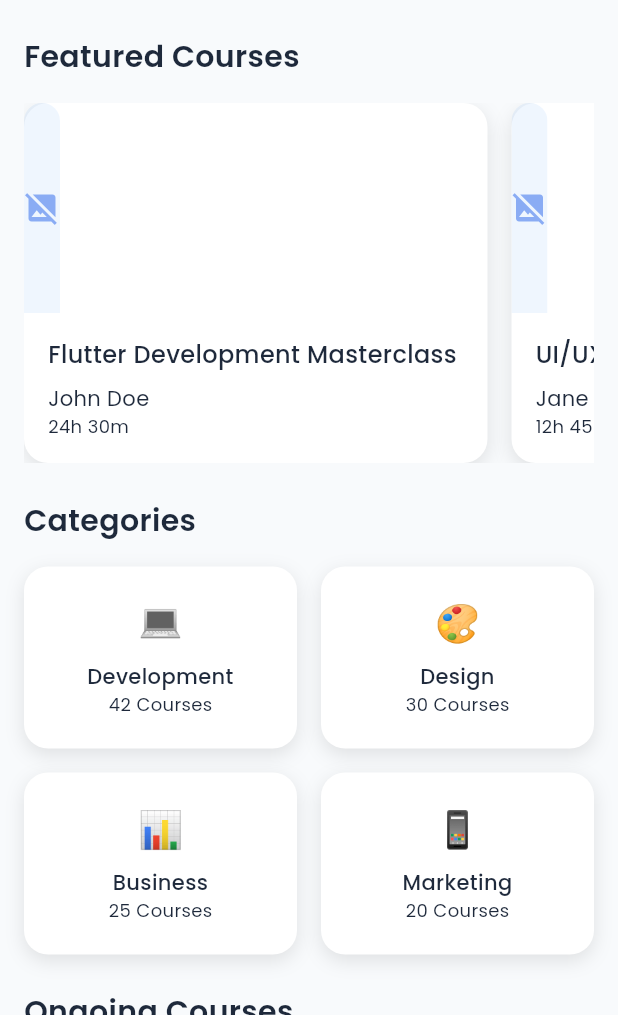
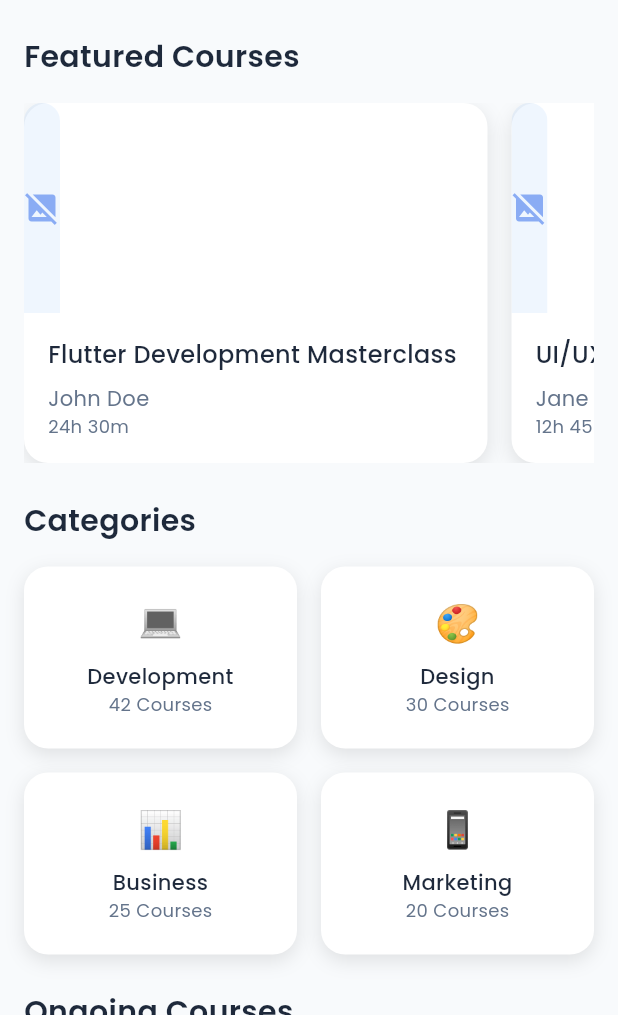
Before and after one commit to Edil-Ayehu/e_learning, a Flutter app: the screen it shows after launch, on a phone screen of 412 x 824 dp, the part 221-1236 px from its top. Run offline on Flutter 3.47's test engine with Material 3 defaults, Android fonts, the phone set to English and light mode, and no system bars; our stand-ins replace get, get_storage, google_fonts; network calls fail.

Commit message:
theme compatibility

```diff
--- a/lib/view/home page/pages/home_page.dart
+++ b/lib/view/home page/pages/home_page.dart
@@ -62,8 +62,22 @@ class HomePage extends StatelessWidget {
     return Column(
       crossAxisAlignment: CrossAxisAlignment.start,
       children: [
-        Text('Welcome back,', style: AppTextStyles.h3),
-        Text('Continue Learning!', style: AppTextStyles.h1),
+        Text(
+          'Welcome back,',
+          style: AppTextStyles.h3.copyWith(
+            color: Get.isDarkMode
+                ? AppColors.textDarkPrimaryColor
+                : AppColors.textPrimaryColor,
+          ),
+        ),
+        Text(
+          'Continue Learning!',
+          style: AppTextStyles.h1.copyWith(
+            color: Get.isDarkMode
+                ? AppColors.textDarkPrimaryColor
+                : AppColors.textPrimaryColor,
+          ),
+        ),
       ],
     );
   }
@@ -72,7 +86,14 @@ class HomePage extends StatelessWidget {
     return Column(
       crossAxisAlignment: CrossAxisAlignment.start,
       children: [
-        Text('Featured Courses', style: AppTextStyles.h3),
+        Text(
+          'Featured Courses',
+          style: AppTextStyles.h3.copyWith(
+            color: Get.isDarkMode
+                ? AppColors.textDarkPrimaryColor
+                : AppColors.textPrimaryColor,
+          ),
+        ),
         const SizedBox(height: 16),
         SizedBox(
           height: 240,
@@ -100,7 +121,9 @@ class HomePage extends StatelessWidget {
             : AppColors.surfaceColor,
         boxShadow: [
           BoxShadow(
-            color: Colors.black.withOpacity(0.1),
+            color: Get.isDarkMode
+                ? Colors.black.withOpacity(0.2)
+                : Colors.black.withOpacity(0.1),
             blurRadius: 10,
             offset: const Offset(0, 4),
           ),
@@ -134,19 +157,34 @@ class HomePage extends StatelessWidget {
                 children: [
                   Text(
                     course.title,
-                    style: AppTextStyles.subtitle1,
+                    style: AppTextStyles.subtitle1.copyWith(
+                      color: Get.isDarkMode
+                          ? AppColors.textDarkPrimaryColor
+                          : AppColors.textPrimaryColor,
+                    ),
                     maxLines: 2,
                     overflow: TextOverflow.ellipsis,
                   ),
                   const SizedBox(height: 8),
                   Text(
                     course.instructor,
-                    style: AppTextStyles.body2,
+                    style: AppTextStyles.body2.copyWith(
+                      color: Get.isDarkMode
+                          ? AppColors.textDarkSecondaryColor
+                          : AppColors.textSecondaryColor,
+                    ),
                     maxLines: 1,
                     overflow: TextOverflow.ellipsis,
                   ),
                   const Spacer(),
-                  Text(course.duration, style: AppTextStyles.caption),
+                  Text(
+                    course.duration,
+                    style: AppTextStyles.caption.copyWith(
+                      color: Get.isDarkMode
+                          ? AppColors.textDarkSecondaryColor
+                          : AppColors.textSecondaryColor,
+                    ),
+                  ),
                 ],
               ),
             ),
@@ -166,7 +204,14 @@ class HomePage extends StatelessWidget {
     return Column(
       crossAxisAlignment: CrossAxisAlignment.start,
       children: [
-        Text('Categories', style: AppTextStyles.h3),
+        Text(
+          'Categories',
+          style: AppTextStyles.h3.copyWith(
+            color: Get.isDarkMode
+                ? AppColors.textDarkPrimaryColor
+                : AppColors.textPrimaryColor,
+          ),
+        ),
         const SizedBox(height: 16),
         GridView.builder(
           shrinkWrap: true,
@@ -196,7 +241,9 @@ class HomePage extends StatelessWidget {
             : AppColors.surfaceColor,
         boxShadow: [
           BoxShadow(
-            color: Colors.black.withOpacity(0.1),
+            color: Get.isDarkMode
+                ? Colors.black.withOpacity(0.2)
+                : Colors.black.withOpacity(0.1),
             blurRadius: 10,
             offset: const Offset(0, 4),
           ),
@@ -207,18 +254,29 @@ class HomePage extends StatelessWidget {
         child: Column(
           mainAxisAlignment: MainAxisAlignment.center,
           children: [
-            Text(category.icon, style: const TextStyle(fontSize: 24)),
+            Text(
+              category.icon,
+              style: const TextStyle(fontSize: 24),
+            ),
             const SizedBox(height: 8),
             Text(
               category.name,
-              style: AppTextStyles.subtitle2,
+              style: AppTextStyles.subtitle2.copyWith(
+                color: Get.isDarkMode
+                    ? AppColors.textDarkPrimaryColor
+                    : AppColors.textPrimaryColor,
+              ),
               maxLines: 1,
               overflow: TextOverflow.ellipsis,
               textAlign: TextAlign.center,
             ),
             Text(
               '${category.courseCount} Courses',
-              style: AppTextStyles.caption,
+              style: AppTextStyles.caption.copyWith(
+                color: Get.isDarkMode
+                    ? AppColors.textDarkSecondaryColor
+                    : AppColors.textSecondaryColor,
+              ),
               maxLines: 1,
               overflow: TextOverflow.ellipsis,
             ),
@@ -232,7 +290,14 @@ class HomePage extends StatelessWidget {
     return Column(
       crossAxisAlignment: CrossAxisAlignment.start,
       children: [
-        Text('Ongoing Courses', style: AppTextStyles.h3),
+        Text(
+          'Ongoing Courses',
+          style: AppTextStyles.h3.copyWith(
+            color: Get.isDarkMode
+                ? AppColors.textDarkPrimaryColor
+                : AppColors.textPrimaryColor,
+          ),
+        ),
         const SizedBox(height: 16),
         ListView.builder(
           shrinkWrap: true,
@@ -257,7 +322,9 @@ class HomePage extends StatelessWidget {
             : AppColors.surfaceColor,
         boxShadow: [
           BoxShadow(
-            color: Colors.black.withOpacity(0.1),
+            color: Get.isDarkMode
+                ? Colors.black.withOpacity(0.2)
+                : Colors.black.withOpacity(0.1),
             blurRadius: 10,
             offset: const Offset(0, 4),
           ),
@@ -281,9 +348,23 @@ class HomePage extends StatelessWidget {
               child: Column(
                 crossAxisAlignment: CrossAxisAlignment.start,
                 children: [
-                  Text(course.title, style: AppTextStyles.subtitle1),
+                  Text(
+                    course.title,
+                    style: AppTextStyles.subtitle1.copyWith(
+                      color: Get.isDarkMode
+                          ? AppColors.textDarkPrimaryColor
+                          : AppColors.textPrimaryColor,
+                    ),
+                  ),
                   const SizedBox(height: 4),
-                  Text(course.instructor, style: AppTextStyles.body2),
+                  Text(
+                    course.instructor,
+                    style: AppTextStyles.body2.copyWith(
+                      color: Get.isDarkMode
+                          ? AppColors.textDarkSecondaryColor
+                          : AppColors.textSecondaryColor,
+                    ),
+                  ),
                   const SizedBox(height: 8),
                   LinearProgressIndicator(
                     value: course.progress,
@@ -293,8 +374,14 @@ class HomePage extends StatelessWidget {
                         AppColors.primaryColor),
                   ),
                   const SizedBox(height: 4),
-                  Text('${(course.progress * 100).toInt()}% Complete',
-                      style: AppTextStyles.caption),
+                  Text(
+                    '${(course.progress * 100).toInt()}% Complete',
+                    style: AppTextStyles.caption.copyWith(
+                      color: Get.isDarkMode
+                          ? AppColors.textDarkSecondaryColor
+                          : AppColors.textSecondaryColor,
+                    ),
+                  ),
                 ],
               ),
             ),
```
